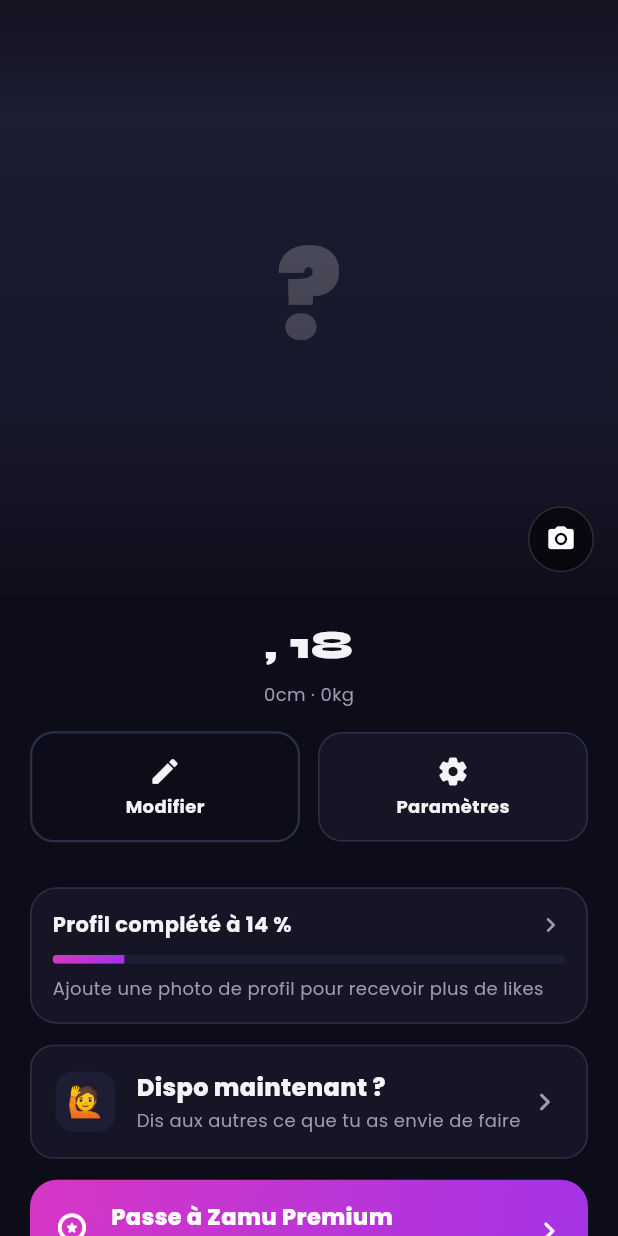
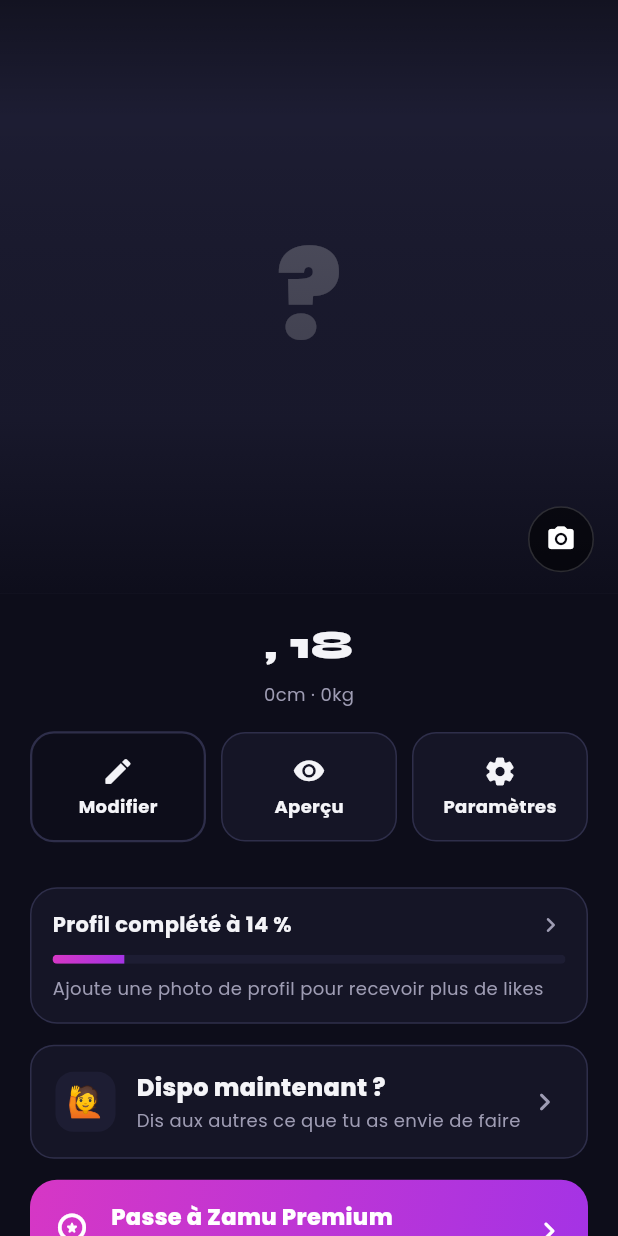
Before and after one commit to ckante203-dev/rencontre, a Flutter app: the EcranProfil screen opened directly, on a phone screen of 412 x 824 dp. Run offline on Flutter 3.47's test engine with Material 3 defaults, Android fonts, the phone set to English and light mode, and no system bars; our stand-ins replace audioplayers, awesome_notifications, cached_network_image, camera, firebase_core, firebase_crashlytics and 18 more; missing offline and left inert: flutter_map_marker_cluster, flutter_sound, image_picker_android, image_picker_platform_interface, mobile_scanner, purchases_flutter and 1 more; accounts and stored records are empty; network calls fail.

Commit message:
Mon profil : bouton « Aperçu » (mon profil tel que les autres le voient)
Sur l'aperçu : bandeau explicatif, pas de message / like / favori /
options / ami / album sur soi-même.

Co-Authored-By: Claude Opus 5.5 <noreply@anthropic.com>

```diff
--- a/lib/features/profil/vue/ecran_profil.dart
+++ b/lib/features/profil/vue/ecran_profil.dart
@@ -1,5 +1,7 @@
 import 'package:flutter/material.dart';
 import 'package:get/get.dart';
+import 'package:supabase_flutter/supabase_flutter.dart';
+import 'package:rencontre/core/services/ouvrir_profil.dart';
 import 'package:rencontre/features/amis/ecran_amis.dart';
 import 'package:rencontre/features/amis/amis_controller.dart';
 import 'package:rencontre/features/profil/vue/qr_zamu.dart';
@@ -1000,26 +1002,39 @@ class _BoutonsLigne extends StatelessWidget {
   final ControleurProfil ctrl;
   const _BoutonsLigne({required this.ctrl});
 
-  @override
-  Widget build(BuildContext context) {
-    return Padding(
-      padding: const EdgeInsets.symmetric(horizontal: 20),
-      child: Row(children: [
+  /// Mon profil tel que les autres le voient
+  static Future<void> _apercu() async {
+    final uid = Supabase.instance.client.auth.currentUser?.id;
+    if (uid == null) return;
+    try {
+      final row = await Supabase.instance.client
+          .from('profiles')
+          .select()
+          .eq('id', uid)
+          .single();
+      Get.toNamed('/profile/view', arguments: profilComplet(row));
+    } catch (e) {
+      debugPrint('aperçu : $e');
+    }
+  }
+
+  Widget _bouton(IconData icone, String libelle, VoidCallback onTap,
+          {bool fond = true}) =>
       Expanded(
         child: GestureDetector(
-            onTap: () => Get.toNamed(AppRoutes.profilEdit),
+          onTap: onTap,
           child: Container(
             padding: const EdgeInsets.symmetric(vertical: 14),
             decoration: BoxDecoration(
-                color: Colors.transparent,
+              color: fond ? AppColors.surface : Colors.transparent,
               borderRadius: BorderRadius.circular(16),
-                border: Border.all(color: AppColors.border, width: 1.5),
+              border: Border.all(
+                  color: AppColors.border, width: fond ? 1 : 1.5),
             ),
             child: Column(mainAxisSize: MainAxisSize.min, children: [
-                Icon(Icons.edit_rounded,
-                    color: AppColors.textPrimary, size: 22),
+              Icon(icone, color: AppColors.textPrimary, size: 22),
               const SizedBox(height: 4),
-                Text('Modifier',
+              Text(libelle,
                   style: TextStyle(
                       fontSize: 12,
                       fontWeight: FontWeight.w700,
@@ -1027,31 +1042,21 @@ class _BoutonsLigne extends StatelessWidget {
             ]),
           ),
         ),
-        ),
-        const SizedBox(width: 12),
-        Expanded(
-          child: GestureDetector(
-            onTap: () => Get.toNamed(AppRoutes.profilSettings),
-            child: Container(
-              padding: const EdgeInsets.symmetric(vertical: 14),
-              decoration: BoxDecoration(
-                color: AppColors.surface,
-                borderRadius: BorderRadius.circular(16),
-                border: Border.all(color: AppColors.border),
-              ),
-              child: Column(mainAxisSize: MainAxisSize.min, children: [
-                Icon(Icons.settings_rounded,
-                    color: AppColors.textPrimary, size: 22),
-                const SizedBox(height: 4),
-                Text('Paramètres',
-                    style: TextStyle(
-                        fontSize: 12,
-                        fontWeight: FontWeight.w700,
-                        color: AppColors.textPrimary)),
-              ]),
-            ),
-          ),
-        ),
+      );
+
+  @override
+  Widget build(BuildContext context) {
+    return Padding(
+      padding: const EdgeInsets.symmetric(horizontal: 20),
+      child: Row(children: [
+        _bouton(Icons.edit_rounded, 'Modifier',
+            () => Get.toNamed(AppRoutes.profilEdit),
+            fond: false),
+        const SizedBox(width: 10),
+        _bouton(Icons.visibility_rounded, 'Aperçu', _apercu),
+        const SizedBox(width: 10),
+        _bouton(Icons.settings_rounded, 'Paramètres',
+            () => Get.toNamed(AppRoutes.profilSettings)),
       ]),
     );
   }
```
Also changed, not shown: lib/features/profil/vue/ecran_profil_detail.dart (+39 -3 lines). Lines whose indentation alone changed are shown as unchanged.
